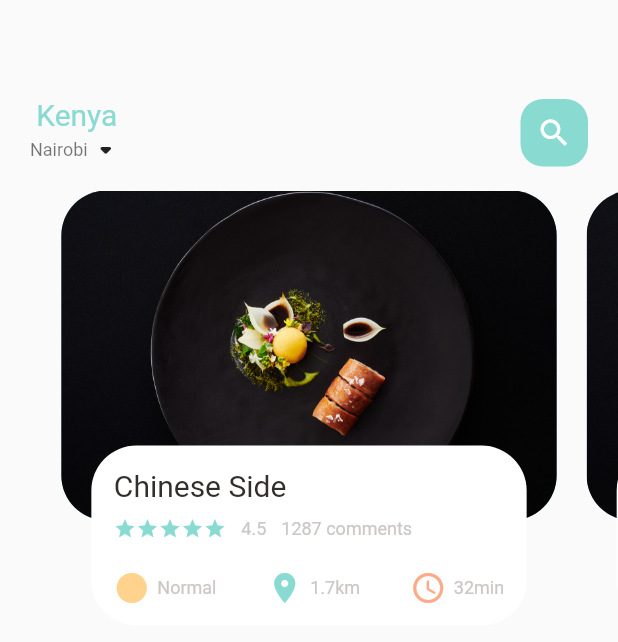
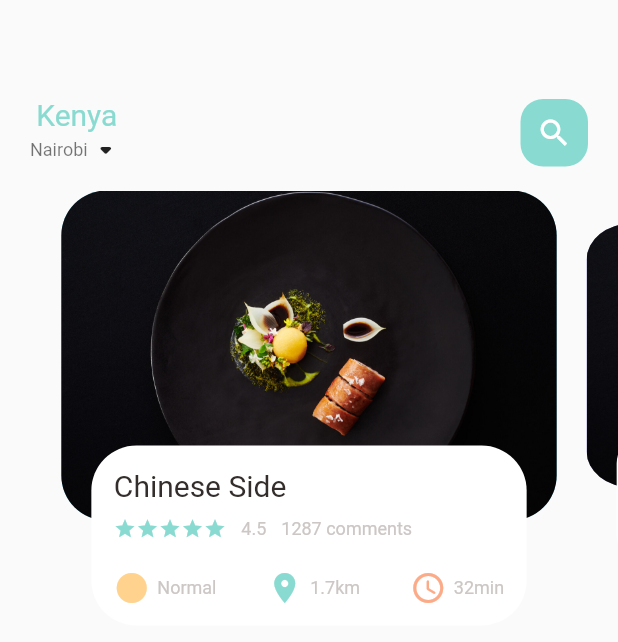
Before and after one commit to RodgersX/Delivery-App, a Flutter app: the screen it shows after launch, on a phone screen of 412 x 824 dp. Shown: the top 642 px of the screen. Run offline on Flutter 3.47's test engine with Material 2 defaults, Android fonts, the phone set to English and light mode, and no system bars.

Commit message:
COMPLETE: fiished scaling the pageviewBuilder

```diff
--- a/lib/home/food_page_body.dart
+++ b/lib/home/food_page_body.dart
@@ -14,6 +14,8 @@ class FoodPageBody extends StatefulWidget {
 class _FoodPageBodyState extends State<FoodPageBody> {
   PageController _pageController = PageController(viewportFraction: 0.85);
   var _currPageValue = 0.0;
+  double _scaleFactor = 0.8;
+  double height = 220;
 
   @override
   void initState() {
@@ -46,7 +48,34 @@ class _FoodPageBodyState extends State<FoodPageBody> {
 
   // child container in general takes the whole space of parent container
   Widget _buildPageItem(int index) {
-    return Stack(
+    Matrix4 matrix =
+        new Matrix4.identity(); // returns the x,y and z coordinates
+    if (index == _currPageValue.floor()) {
+      var currScale = 1 - (_currPageValue - index) * (1 - _scaleFactor);
+      var currTrans = height * (1 - currScale) / 2;
+      matrix = Matrix4.diagonal3Values(1, currScale, 1)
+        ..setTranslationRaw(0, currTrans, 0);
+    } else if (index == _currPageValue.floor() + 1) {
+      var currScale =
+          _scaleFactor + (_currPageValue - index + 1) * (1 - _scaleFactor);
+      var currTrans = height * (1 - currScale) / 2;
+      matrix = Matrix4.diagonal3Values(1, currScale, 1)
+        ..setTranslationRaw(0, currTrans, 0);
+    } else if (index == _currPageValue.floor() - 1) {
+      var currScale = 1 - (_currPageValue - index) * (1 - _scaleFactor);
+      var currTrans = height * (1 - currScale) / 2;
+      matrix = Matrix4.diagonal3Values(1, currScale, 1);
+      matrix = Matrix4.diagonal3Values(1, currScale, 1)
+        ..setTranslationRaw(0, currTrans, 0);
+    } else {
+      var currScale = 0.8;
+      var currTrans = height * (1 - currScale) / 2;
+      matrix = Matrix4.diagonal3Values(1, currScale, 1)..setTranslationRaw(0, currTrans, 0);
+    }
+
+    return Transform(
+      transform: matrix,
+      child: Stack(
         children: [
           Container(
             height: 220,
@@ -125,6 +154,7 @@ class _FoodPageBodyState extends State<FoodPageBody> {
             ),
           ),
         ],
+      ),
     );
   }
 }
```
Lines whose indentation alone changed are shown as unchanged.
